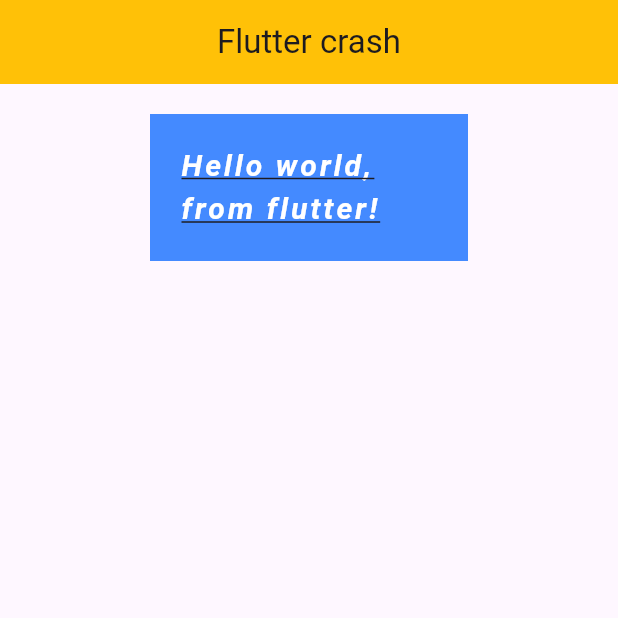
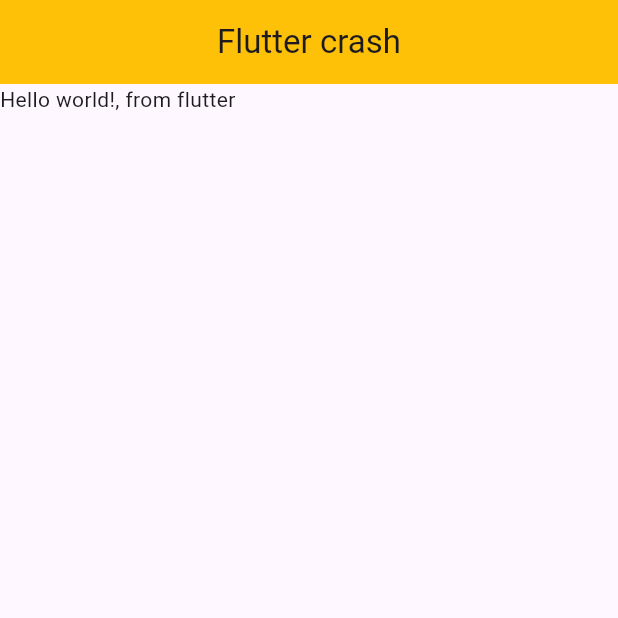
Before and after one commit to Salahudin-cloud/flutter_crash_course, a Flutter app: the screen it shows after launch, on a phone screen of 412 x 824 dp, the top half of it. Run offline on Flutter 3.47's test engine with Material 3 defaults, Android fonts, the phone set to English and light mode, and no system bars.

Commit message:
leaern import and quick refactor

```diff
--- /dev/null
+++ b/lib/home.dart
@@ -0,0 +1,17 @@
+import 'package:flutter/material.dart';
+
+class Home extends StatelessWidget {
+  const Home({super.key});
+
+  @override
+  Widget build(BuildContext context) {
+    return Scaffold(
+      appBar: AppBar(
+        title: const Text("Flutter crash"),
+        backgroundColor: Colors.amber,
+        centerTitle: true,
+      ),
+      body: const Text("Hello world!, from flutter"),
+    );
+  }
+}
--- a/lib/main.dart
+++ b/lib/main.dart
@@ -1,36 +1,6 @@
 import 'package:flutter/material.dart';
+import 'package:flutter_crash_course/home.dart';
 
 void main() {
-  runApp(MaterialApp(
-    home: Scaffold(
-      appBar: AppBar(
-        title: const Text("Flutter crash"),
-        backgroundColor: Colors.amber,
-        centerTitle: true,
-      ),
-      body: const Home(),
-    ),
-  ));
+  runApp(const MaterialApp(home: Home()));
 }
-
-class Home extends StatelessWidget {
-  const Home({super.key});
-
-  @override
-  Widget build(BuildContext context) {
-    return Container(
-        color: Colors.blueAccent,
-        padding: const EdgeInsets.all(20),
-        margin: const EdgeInsets.fromLTRB(100, 20, 100, 0),
-        child: const Text(
-          "Hello world, from flutter!",
-          style: TextStyle(
-              color: Colors.white,
-              fontSize: 20,
-              fontWeight: FontWeight.bold,
-              letterSpacing: 2,
-              fontStyle: FontStyle.italic,
-              decoration: TextDecoration.underline),
-        ));
-  }
-}
```
